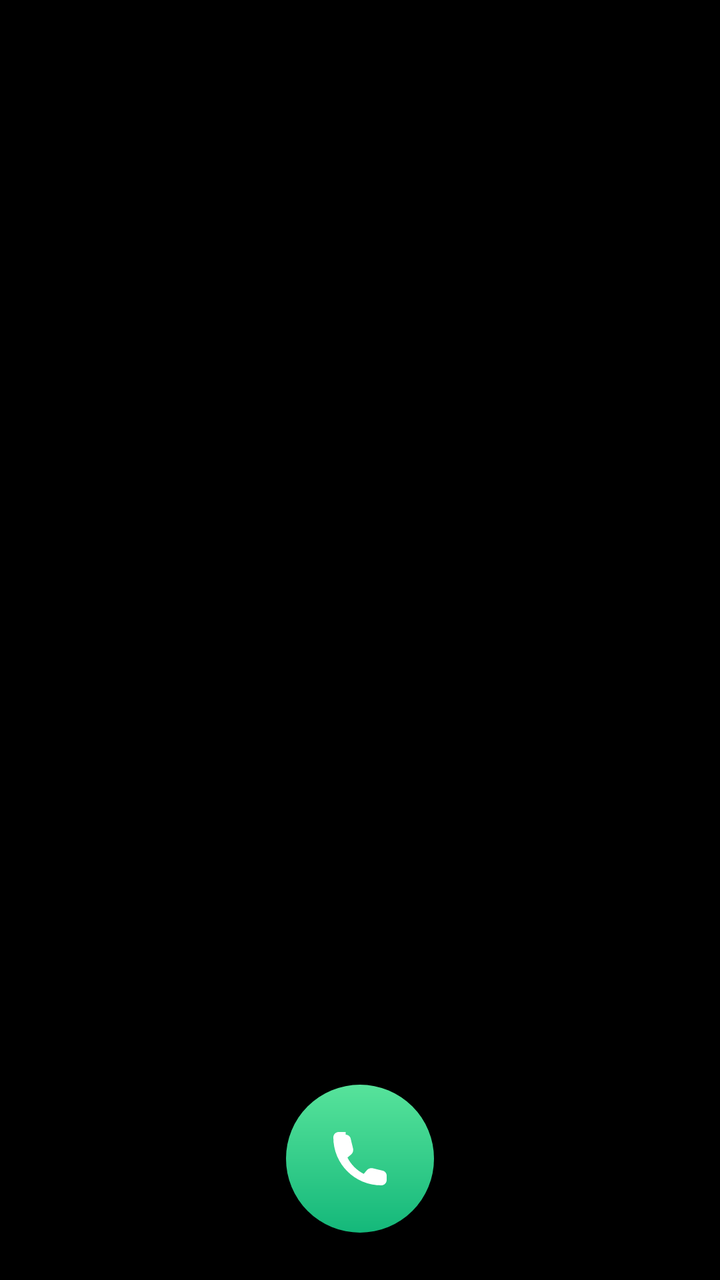
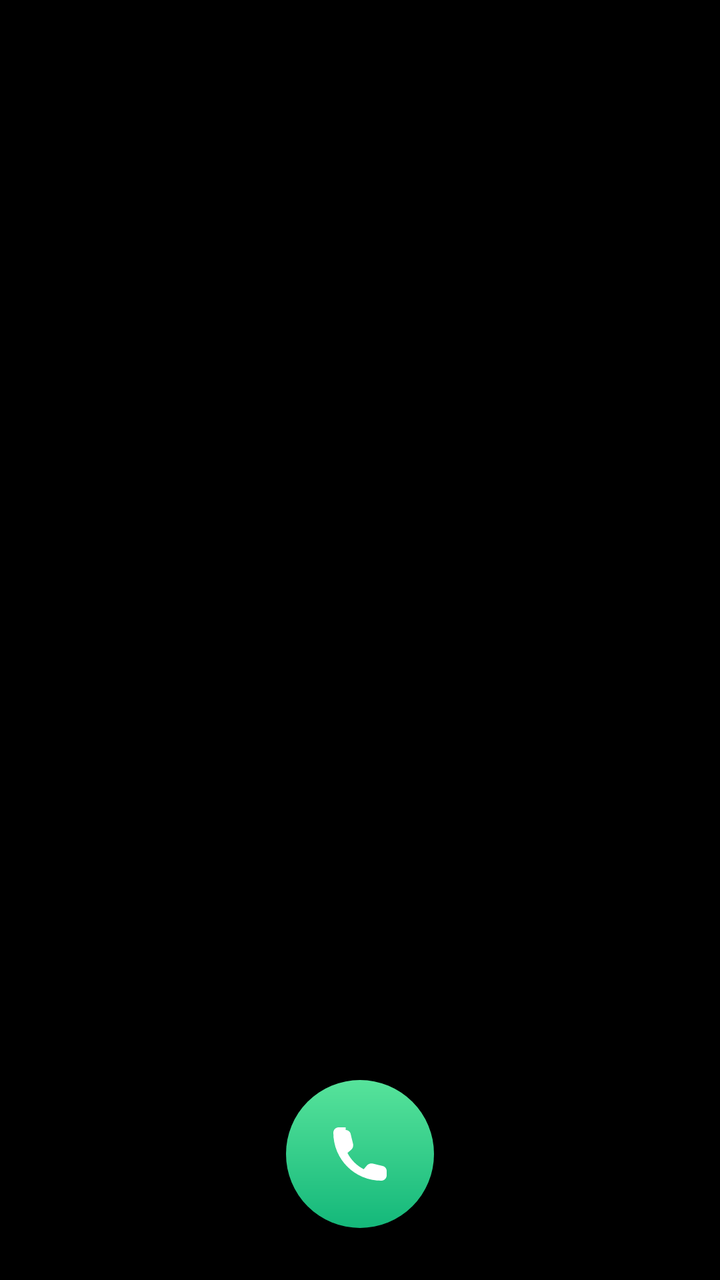

Compare the two renders of this Android layout. The source of the first and the diff that turns it into the second are given below.
<!-- AndroidManifest.xml: application theme AppTheme -->
<!-- res/layout/view_keypad.xml -->
<?xml version="1.0" encoding="utf-8"?>
<LinearLayout xmlns:android="http://schemas.android.com/apk/res/android"
    android:layout_width="match_parent"
    android:layout_height="match_parent"
    android:orientation="vertical"
    android:paddingStart="20dp"
    android:paddingEnd="20dp">

    <LinearLayout
        android:id="@+id/dialer_banner"
        android:layout_width="match_parent"
        android:layout_height="wrap_content"
        android:orientation="vertical"
        android:background="@drawable/ios_card"
        android:padding="14dp"
        android:layout_marginBottom="10dp"
        android:visibility="gone">

        <TextView
            android:id="@+id/banner_text"
            android:layout_width="match_parent"
            android:layout_height="wrap_content"
            android:text="Set Diller as your default Phone app to get the liquid-glass call screen on every call."
            android:textColor="@color/text_primary"
            android:textSize="13sp" />

        <TextView
            android:id="@+id/banner_button"
            android:layout_width="wrap_content"
            android:layout_height="wrap_content"
            android:layout_marginTop="10dp"
            style="@style/PillDark"
            android:text="Set as default Phone app" />
    </LinearLayout>


    <FrameLayout
        android:layout_width="match_parent"
        android:layout_height="0dp"
        android:layout_weight="0.9"
        android:minHeight="80dp">

        <LinearLayout
            android:layout_width="match_parent"
            android:layout_height="match_parent"
            android:orientation="vertical"
            android:gravity="center">

            <TextView
                android:id="@+id/dial_display"
                android:layout_width="match_parent"
                android:layout_height="wrap_content"
                android:gravity="center"
                android:maxLines="1"
                android:ellipsize="start"
                android:textSize="38sp"
                android:textColor="@color/text_primary"
                android:text="" />

            <TextView
                android:id="@+id/dial_sub"
                android:layout_width="wrap_content"
                android:layout_height="wrap_content"
                android:layout_marginTop="4dp"
                android:text=""
                android:textColor="@color/text_secondary"
                android:textSize="14sp" />

            <TextView
                android:id="@+id/dial_chip"
                android:layout_width="wrap_content"
                android:layout_height="wrap_content"
                android:layout_marginTop="6dp"
                android:background="@drawable/chip_spam"
                android:paddingStart="10dp"
                android:paddingEnd="10dp"
                android:paddingTop="3dp"
                android:paddingBottom="3dp"
                android:textColor="@color/text_primary"
                android:textSize="11sp"
                android:visibility="gone" />
        </LinearLayout>

        <ImageView
            android:id="@+id/btn_add_contact"
            android:layout_width="46dp"
            android:layout_height="46dp"
            android:layout_gravity="start|center_vertical"
            android:padding="11dp"
            android:background="@drawable/row_circle"
            android:src="@drawable/ic_add_contact"
            android:contentDescription="@string/add_contact"
            android:visibility="invisible" />

        <ImageView
            android:id="@+id/btn_back"
            android:layout_width="46dp"
            android:layout_height="46dp"
            android:layout_gravity="end|center_vertical"
            android:padding="10dp"
            android:background="@drawable/row_circle"
            android:src="@drawable/ic_backspace"
            android:contentDescription="@string/backspace"
            android:visibility="invisible" />
    </FrameLayout>

    <FrameLayout
        android:id="@+id/keypad_grid"
        android:layout_width="match_parent"
        android:layout_height="0dp"
        android:layout_weight="3.4" />

    <FrameLayout
        android:layout_width="match_parent"
        android:layout_height="0dp"
        android:layout_weight="1"
        android:minHeight="88dp">

        <ImageView
            android:id="@+id/btn_call"
            android:layout_width="74dp"
            android:layout_height="74dp"
            android:layout_gravity="center"
            android:padding="21dp"
            android:background="@drawable/call_btn_green"
            android:src="@drawable/ic_call"
            android:contentDescription="@string/call" />
    </FrameLayout>
</LinearLayout>
<!-- resources referenced by this layout -->
<resources>
  <color name="text_primary">#FFFFFFFF</color>
  <color name="text_secondary">#B3FFFFFF</color>
  <!-- drawable call_btn_green (drawable) -->
  <?xml version="1.0" encoding="utf-8"?>
  <ripple xmlns:android="http://schemas.android.com/apk/res/android" android:color="#66FFFFFF">
      <item>
          <shape android:shape="oval">
              <gradient android:angle="270" android:startColor="#FF57E39B" android:endColor="#FF14B87A" android:type="linear" />
          </shape>
      </item>
  </ripple>
  <!-- drawable chip_spam (drawable) -->
  <?xml version="1.0" encoding="utf-8"?>
  <shape xmlns:android="http://schemas.android.com/apk/res/android" android:shape="rectangle">
      <corners android:radius="100dp" />
      <solid android:color="#40FF5D6C" />
      <stroke android:width="1dp" android:color="#99FF5D6C" />
  </shape>
  <!-- drawable ic_backspace (drawable) -->
  <vector xmlns:android="http://schemas.android.com/apk/res/android" android:width="28dp" android:height="28dp" android:viewportWidth="24" android:viewportHeight="24">
    <path android:fillColor="#FFFFFFFF" android:pathData="M9,5 L21,5 A1,1 0 0,1 22,6 L22,18 A1,1 0 0,1 21,19 L9,19 L2,12 Z"/>
    <path android:fillColor="#FF0C1430" android:pathData="M12.2,9.2 L14.6,11.6 L17,9.2 L18.4,10.6 L16,13 L18.4,15.4 L17,16.8 L14.6,14.4 L12.2,16.8 L10.8,15.4 L13.2,13 L10.8,10.6 Z"/>
  </vector>
  <!-- drawable ic_call (drawable) -->
  <vector xmlns:android="http://schemas.android.com/apk/res/android" android:width="30dp" android:height="30dp" android:viewportWidth="24" android:viewportHeight="24">
    <path android:fillColor="#FFFFFFFF" android:pathData="M6.6,3 C7.5,3 8.3,3.6 8.5,4.5 L9.4,8.2 C9.6,9 9.3,9.9 8.7,10.4 L7.3,11.6 C8.6,14.2 10.8,16.4 13.4,17.7 L14.6,16.3 C15.1,15.7 16,15.4 16.8,15.6 L20.5,16.5 C21.4,16.7 22,17.5 22,18.4 L22,20 C22,21.1 21.1,22 20,22 C10,22 2,14 2,4 C2,2.9 2.9,2 4,2 L6.6,2 Z"/>
  </vector>
  <!-- drawable ios_card (drawable) -->
  <?xml version="1.0" encoding="utf-8"?>
  <shape xmlns:android="http://schemas.android.com/apk/res/android" android:shape="rectangle">
      <corners android:radius="18dp" />
      <solid android:color="@color/ios_card" />
  </shape>
  <!-- drawable row_circle (drawable) -->
  <?xml version="1.0" encoding="utf-8"?>
  <ripple xmlns:android="http://schemas.android.com/apk/res/android" android:color="#33FFFFFF">
      <item>
          <shape android:shape="oval">
              <solid android:color="@color/ios_key" />
          </shape>
      </item>
  </ripple>
  <string name="add_contact">Add to contacts</string>
  <string name="backspace">Backspace</string>
  <string name="call">Call</string>
  <style name="PillDark">
          <item name="android:background">@drawable/pill_dark</item>
          <item name="android:paddingStart">18dp</item>
          <item name="android:paddingEnd">18dp</item>
          <item name="android:paddingTop">9dp</item>
          <item name="android:paddingBottom">9dp</item>
          <item name="android:textColor">@color/ios_blue</item>
          <item name="android:textSize">15sp</item>
      </style>
  <color name="ios_card">#FF1C1C1E</color>
  <color name="ios_key">#FF1C1C1E</color>
  <!-- drawable pill_dark (drawable) -->
  <?xml version="1.0" encoding="utf-8"?>
  <ripple xmlns:android="http://schemas.android.com/apk/res/android" android:color="#33FFFFFF">
      <item>
          <shape android:shape="rectangle">
              <corners android:radius="100dp" />
              <solid android:color="@color/ios_key" />
          </shape>
      </item>
  </ripple>
  <color name="ios_blue">#FF0A84FF</color>
  <color name="bg_black">#FF000000</color>
  <!-- unchanged entries left out for length: 2 -->
</resources>

<!-- the commit's change to res/layout/view_keypad.xml (unified diff, before → after) -->
@@ -3,8 +3,8 @@
     android:layout_width="match_parent"
     android:layout_height="match_parent"
     android:orientation="vertical"
-    android:paddingStart="20dp"
-    android:paddingEnd="20dp">
+    android:paddingStart="30dp"
+    android:paddingEnd="30dp">
 
     <LinearLayout
         android:id="@+id/dialer_banner"
@@ -37,7 +37,7 @@
     <FrameLayout
         android:layout_width="match_parent"
         android:layout_height="0dp"
-        android:layout_weight="0.9"
+        android:layout_weight="1.0"
         android:minHeight="80dp">
 
         <LinearLayout
@@ -108,7 +108,7 @@
         android:id="@+id/keypad_grid"
         android:layout_width="match_parent"
         android:layout_height="0dp"
-        android:layout_weight="3.4" />
+        android:layout_weight="3.1" />
 
     <FrameLayout
         android:layout_width="match_parent"
